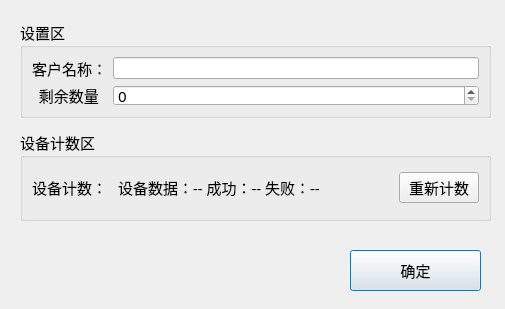
This is PDU-CalibrateTool/home/home_setdlg.ui in ChinaClever/PDU-CalibrateTool as Qt 5 draws it before an edit. The edited form follows.
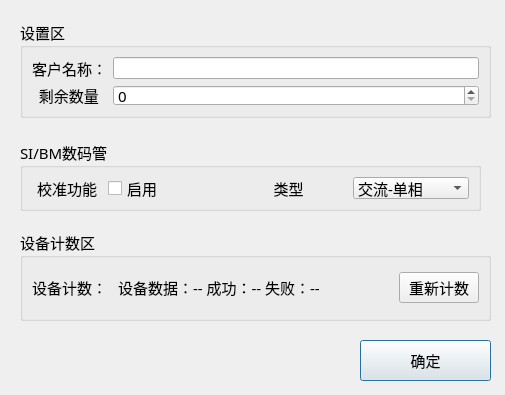
This is the edited form.

Commit message: 增加数码管的校准支持

The edit to the form file:
```diff
--- a/PDU-CalibrateTool/home/home_setdlg.ui
+++ b/PDU-CalibrateTool/home/home_setdlg.ui
@@ -7,7 +7,7 @@
     <x>0</x>
     <y>0</y>
     <width>505</width>
-    <height>309</height>
+    <height>395</height>
    </rect>
   </property>
   <property name="windowTitle">
@@ -16,8 +16,8 @@
   <widget class="QPushButton" name="okBtn">
    <property name="geometry">
     <rect>
-     <x>350</x>
-     <y>250</y>
+     <x>360</x>
+     <y>340</y>
      <width>131</width>
      <height>41</height>
     </rect>
@@ -93,7 +93,7 @@
    <property name="geometry">
     <rect>
      <x>20</x>
-     <y>130</y>
+     <y>230</y>
      <width>471</width>
      <height>91</height>
     </rect>
@@ -143,6 +143,87 @@
     </item>
    </layout>
   </widget>
+  <widget class="QGroupBox" name="groupBox">
+   <property name="geometry">
+    <rect>
+     <x>20</x>
+     <y>140</y>
+     <width>461</width>
+     <height>71</height>
+    </rect>
+   </property>
+   <property name="font">
+    <font>
+     <family>微软雅黑</family>
+     <pointsize>11</pointsize>
+    </font>
+   </property>
+   <property name="title">
+    <string>SI/BM数码管</string>
+   </property>
+   <layout class="QGridLayout" name="gridLayout_3">
+    <item row="0" column="0">
+     <widget class="QLabel" name="label">
+      <property name="maximumSize">
+       <size>
+        <width>70</width>
+        <height>16777215</height>
+       </size>
+      </property>
+      <property name="text">
+       <string>校准功能</string>
+      </property>
+      <property name="alignment">
+       <set>Qt::AlignCenter</set>
+      </property>
+     </widget>
+    </item>
+    <item row="0" column="1">
+     <widget class="QCheckBox" name="ledCheck">
+      <property name="text">
+       <string>启用</string>
+      </property>
+     </widget>
+    </item>
+    <item row="0" column="2">
+     <widget class="QLabel" name="label_2">
+      <property name="text">
+       <string>类型</string>
+      </property>
+      <property name="alignment">
+       <set>Qt::AlignCenter</set>
+      </property>
+     </widget>
+    </item>
+    <item row="0" column="3">
+     <widget class="QComboBox" name="siLineBox">
+      <property name="currentIndex">
+       <number>1</number>
+      </property>
+      <item>
+       <property name="text">
+        <string>直流</string>
+       </property>
+      </item>
+      <item>
+       <property name="text">
+        <string>交流-单相</string>
+       </property>
+      </item>
+      <item>
+       <property name="text">
+        <string>交流-二路</string>
+       </property>
+      </item>
+      <item>
+       <property name="text">
+        <string>交流-三相</string>
+       </property>
+      </item>
+     </widget>
+    </item>
+   </layout>
+  </widget>
  </widget>
  <resources/>
  <connections/>
```
The commit also changes 9 other files.
